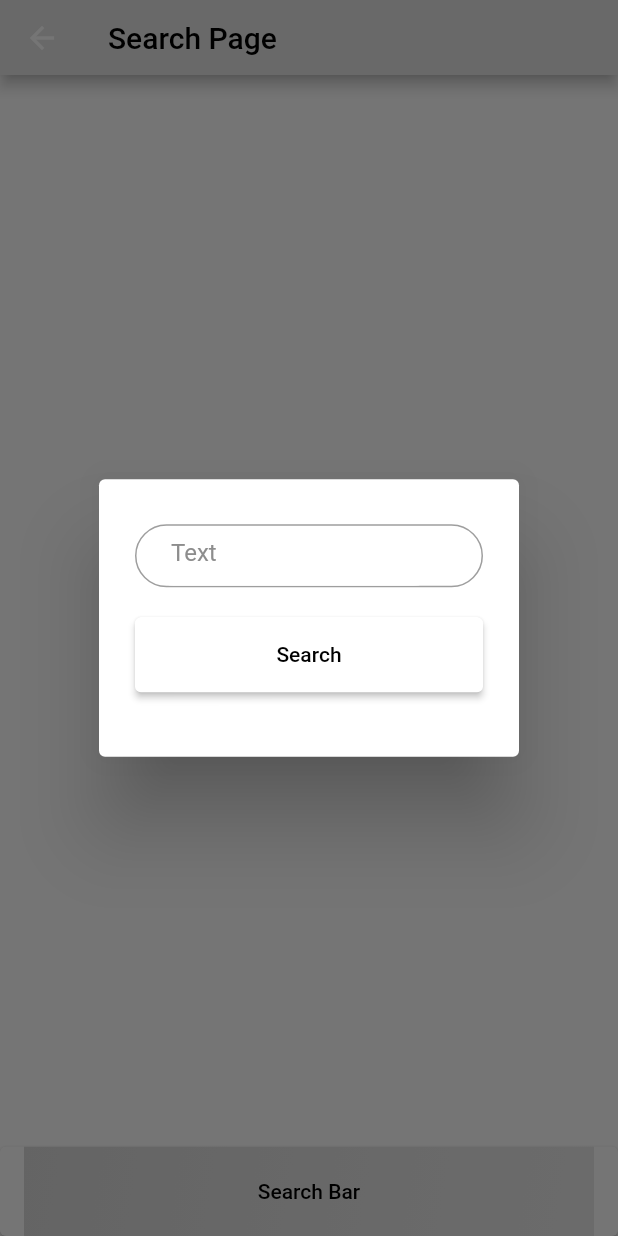
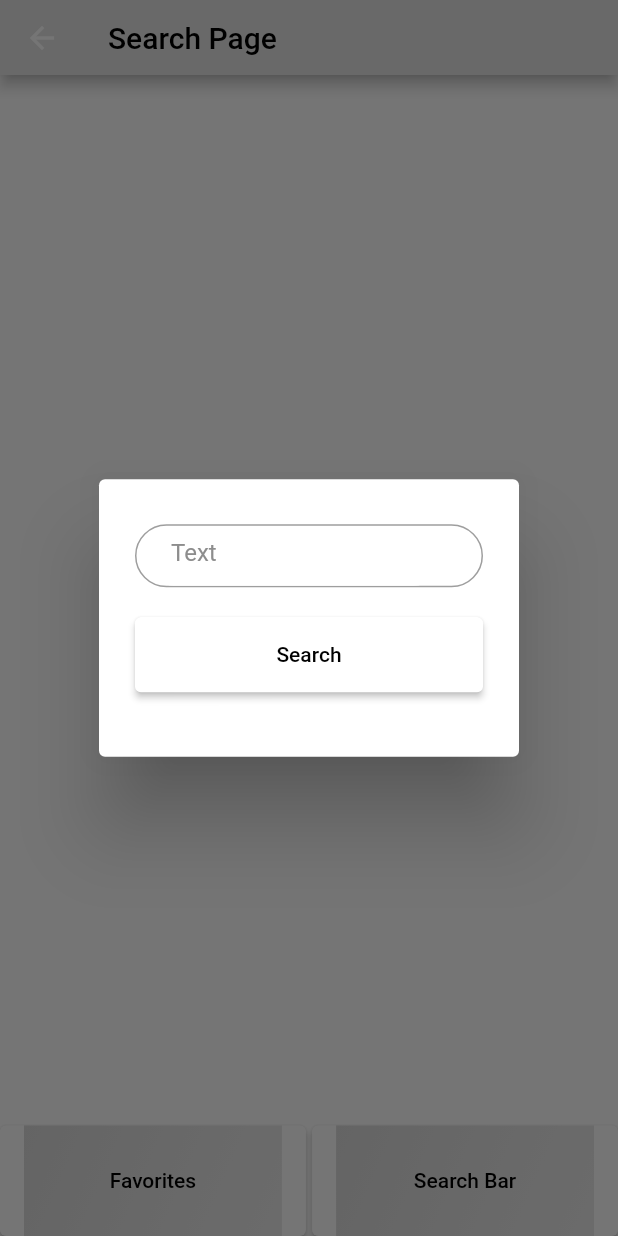
Before and after one commit to S-EmreCat/Flutter_FlickrAPI, a Flutter app: the SearchPage screen opened directly, after a tap on "Search Bar", on a phone screen of 412 x 824 dp. Run offline on Flutter 3.47's test engine with Material 2 defaults, Android fonts, the phone set to English and light mode, and no system bars; our stand-ins replace google_maps_flutter, sqflite; accounts and stored records are empty; network calls fail.

```diff
--- a/flickr_app/lib/main.dart
+++ b/flickr_app/lib/main.dart
@@ -4,6 +4,7 @@ import 'package:stajproje/ui/test.dart';
 
 Future<void> main() async {
   runApp(MaterialApp(
+    // showPerformanceOverlay: true,
     theme: ThemeData(primarySwatch: Colors.indigo),
     debugShowCheckedModeBanner: false,
     home: TestScreen(),
--- a/flickr_app/lib/ui/searchPage.dart
+++ b/flickr_app/lib/ui/searchPage.dart
@@ -4,6 +4,7 @@ import 'package:stajproje/entities/getsizesModel.dart';
 import 'package:stajproje/entities/searchModel.dart';
 import 'package:stajproje/service/service.dart';
 import 'package:stajproje/ui/detailPage.dart';
+import 'package:stajproje/ui/favorites.dart';
 
 class SearchPage extends StatefulWidget {
   SearchPage({Key key, this.title}) : super(key: key);
@@ -27,8 +28,6 @@ class _SearchPageState extends State<SearchPage> {
   void initState() {
     super.initState();
     _scrollController.addListener(() {
-      // print("pixels: " + _scrollController.position.pixels.toString());
-      // print("extent" + _scrollController.position.maxScrollExtent.toString());
       if (_scrollController.position.pixels ==
           _scrollController.position.maxScrollExtent) {
         search(lastSearchKey);
@@ -220,8 +219,44 @@ class _SearchPageState extends State<SearchPage> {
                     ),
             ),
             Container(
-              height: sh / 13,
-              child: (ElevatedButton(
+              height: sh / 10.5,
+              child: Row(
+                mainAxisAlignment: MainAxisAlignment.spaceBetween,
+                children: [
+                  Container(
+                    width: (MediaQuery.of(context).size.width / 10) * 4.95,
+                    child: ElevatedButton(
+                      onPressed: () {
+                        Navigator.of(context).push(
+                          MaterialPageRoute(
+                            builder: (context) => Favorites(),
+                          ),
+                        );
+                        debugPrint("favorites buton clicked");
+                      },
+                      style: ElevatedButton.styleFrom(primary: Colors.white),
+                      child: Ink(
+                        child: Container(
+                          decoration: BoxDecoration(
+                            gradient: LinearGradient(
+                                begin: Alignment.topLeft,
+                                end: Alignment.bottomRight,
+                                colors: [Color(0xffDBDBDB), Color(0xffeaeaea)]),
+                          ),
+                          constraints: BoxConstraints(minHeight: 50),
+                          alignment: Alignment.center,
+                          child: Text(
+                            "Favorites",
+                            textAlign: TextAlign.center,
+                            style: TextStyle(color: Colors.black),
+                          ),
+                        ),
+                      ),
+                    ),
+                  ),
+                  Container(
+                    width: (MediaQuery.of(context).size.width / 10) * 4.95,
+                    child: ElevatedButton(
                       onPressed: () {
                         showAlertDialog(context);
                         searchController.clear();
@@ -244,8 +279,11 @@ class _SearchPageState extends State<SearchPage> {
                           ),
                         ),
                       ),
-              )),
-            )
+                    ),
+                  ),
+                ],
+              ),
+            ),
           ],
         ),
       ),
```
Also changed, not shown: flickr_app/lib/service/service.dart (+11 -13 lines), flickr_app/lib/sqflitedb/photo_db_provider.dart (+15 -2 lines), flickr_app/lib/ui/detailPage.dart (+25 -10 lines), flickr_app/lib/ui/favorites.dart (+5 -12 lines), flickr_app/lib/ui/test.dart (+80 -36 lines), 1 other file. Lines whose indentation alone changed are shown as unchanged.
